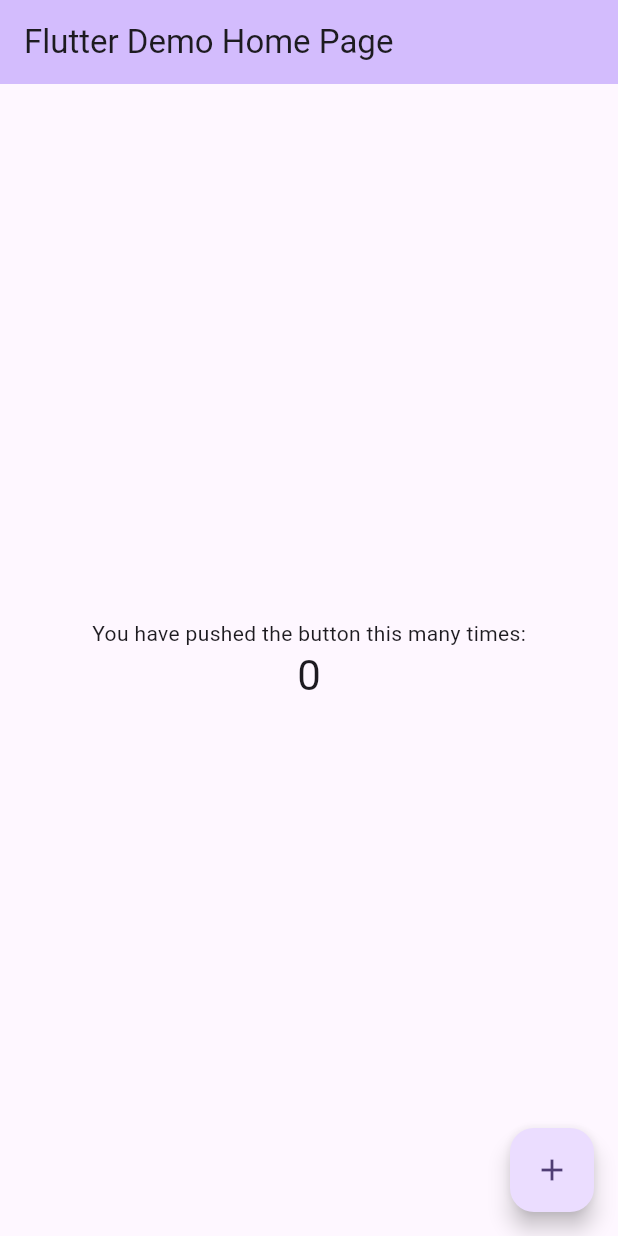
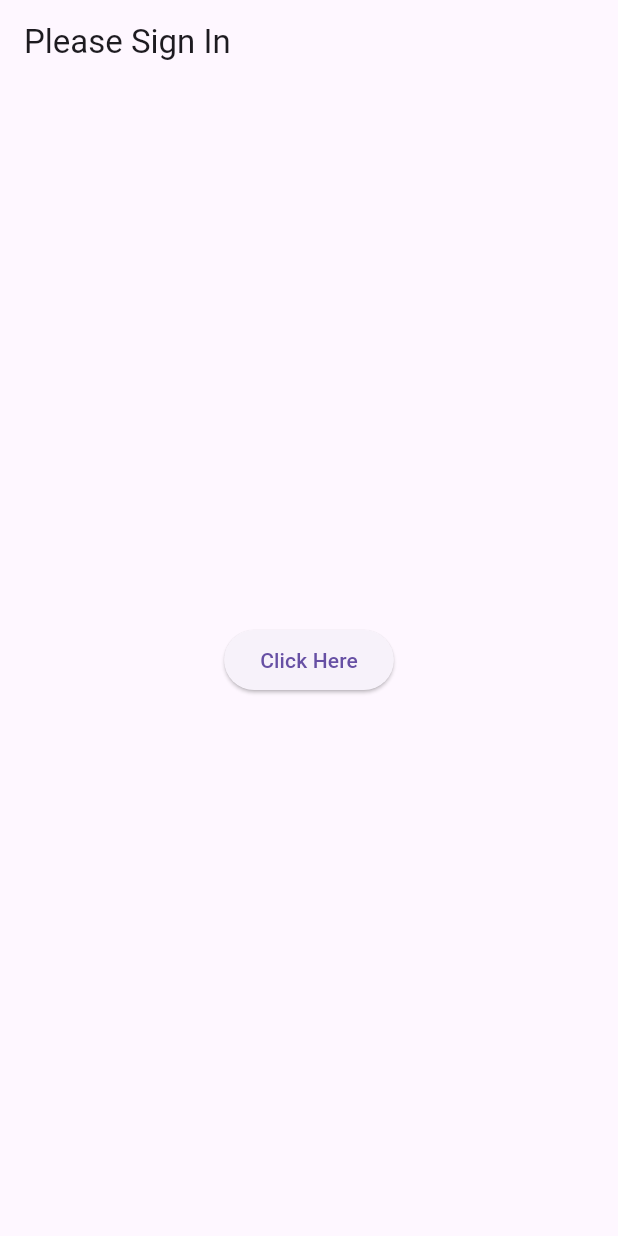
Before and after one commit to Temel00/project_workflow_app, a Flutter app: the screen it shows after launch, on a phone screen of 412 x 824 dp. Run offline on Flutter 3.47's test engine with Material 3 defaults, Android fonts, the light colour scheme and no system bars; our stand-ins replace firebase_auth, firebase_core, google_sign_in; accounts and stored records are empty.

Commit message:
Firebase Auth and Google SignIn, SignOut methods

```diff
--- a/lib/main.dart
+++ b/lib/main.dart
@@ -1,116 +1,117 @@
+import 'package:firebase_auth/firebase_auth.dart';
+import 'package:firebase_core/firebase_core.dart';
 import 'package:flutter/material.dart';
-import 'package:firebase_core/firebase_core.dart';
 import 'firebase_options.dart';
-import 'package:firebase_auth/firebase_auth.dart';
+import 'package:google_sign_in/google_sign_in.dart';
 
 Future<void> main() async {
   WidgetsFlutterBinding.ensureInitialized();
 
-  await Firebase.initializeApp(
-    options: DefaultFirebaseOptions.currentPlatform,
-  );
+  // Show loading screen
+  runApp(const MaterialApp(
+    home: Scaffold(
+      body: Center(child: CircularProgressIndicator()),
+    ),
+  ));
 
-  FirebaseAuth.instance.authStateChanges().listen((User? user) {
-    if (user == null) {
-      debugPrint('User is currently signed out!');
-    } else {
-      debugPrint('User is signed in!');
-    }
-  });
-  runApp(const MyApp());
+  // Initialize Firebase Core
+  var app = await Firebase.initializeApp(
+      options: DefaultFirebaseOptions.currentPlatform);
+
+  FirebaseAuth.instanceFor(app: app);
+
+  // Replace loading screen with actual app
+  runApp((const MyApp()));
+}
+
+Future<UserCredential> signInWithGoogle() async {
+  // Create a new provider
+  GoogleAuthProvider googleProvider = GoogleAuthProvider();
+
+  // Once signed in, return the UserCredential
+  return await FirebaseAuth.instance.signInWithPopup(googleProvider);
+
+  // Or use signInWithRedirect
+  // return await FirebaseAuth.instance.signInWithRedirect(googleProvider);
+}
+
+Future<void> signOut() async {
+  await FirebaseAuth.instance.signOut();
+
+  // Optionally, sign out of other providers
+  // await GoogleSignIn().signOut();
 }
 
 class MyApp extends StatelessWidget {
   const MyApp({super.key});
 
-  // This widget is the root of your application.
   @override
   Widget build(BuildContext context) {
     return MaterialApp(
       title: 'Flutter Demo',
       theme: ThemeData(
-        colorScheme: ColorScheme.fromSeed(seedColor: Colors.deepPurple),
-        useMaterial3: true,
+        primarySwatch: Colors.blue,
       ),
-      home: const MyHomePage(title: 'Flutter Demo Home Page'),
+      home: StreamBuilder<User?>(
+        stream: FirebaseAuth.instance.authStateChanges(),
+        builder: (context, snapshot) {
+          if (snapshot.hasData) {
+            // User is signed in, show Home Screen
+            return HomeScreen(displayName: snapshot.data!.displayName!);
+          } else {
+            // User is not signed in, show Login Screen
+            return LoginScreen();
+          }
+        },
+      ),
     );
   }
 }
 
-class MyHomePage extends StatefulWidget {
-  const MyHomePage({super.key, required this.title});
-  final String title;
-
-  @override
-  State<MyHomePage> createState() => _MyHomePageState();
-}
-
-class _MyHomePageState extends State<MyHomePage> {
-  int _counter = 0;
-
-  void _incrementCounter() {
-    setState(() {
-      // This call to setState tells the Flutter framework that something has
-      // changed in this State, which causes it to rerun the build method below
-      // so that the display can reflect the updated values. If we changed
-      // _counter without calling setState(), then the build method would not be
-      // called again, and so nothing would appear to happen.
-      _counter++;
-    });
-  }
+class HomeScreen extends StatelessWidget {
+  final String displayName;
+  const HomeScreen({super.key, required this.displayName});
 
   @override
   Widget build(BuildContext context) {
-    // This method is rerun every time setState is called, for instance as done
-    // by the _incrementCounter method above.
-    //
-    // The Flutter framework has been optimized to make rerunning build methods
-    // fast, so that you can just rebuild anything that needs updating rather
-    // than having to individually change instances of widgets.
     return Scaffold(
       appBar: AppBar(
-        // TRY THIS: Try changing the color here to a specific color (to
-        // Colors.amber, perhaps?) and trigger a hot reload to see the AppBar
-        // change color while the other colors stay the same.
-        backgroundColor: Theme.of(context).colorScheme.inversePrimary,
-        // Here we take the value from the MyHomePage object that was created by
-        // the App.build method, and use it to set our appbar title.
-        title: Text(widget.title),
+        title: const Text('Home Page'),
       ),
+      // body is the majority of the screen.
       body: Center(
-        // Center is a layout widget. It takes a single child and positions it
-        // in the middle of the parent.
-        child: Column(
-          // Column is also a layout widget. It takes a list of children and
-          // arranges them vertically. By default, it sizes itself to fit its
-          // children horizontally, and tries to be as tall as its parent.
-          //
-          // Column has various properties to control how it sizes itself and
-          // how it positions its children. Here we use mainAxisAlignment to
-          // center the children vertically; the main axis here is the vertical
-          // axis because Columns are vertical (the cross axis would be
-          // horizontal).
-          //
-          // TRY THIS: Invoke "debug painting" (choose the "Toggle Debug Paint"
-          // action in the IDE, or press "p" in the console), to see the
-          // wireframe for each widget.
-          mainAxisAlignment: MainAxisAlignment.center,
-          children: <Widget>[
-            const Text(
-              'You have pushed the button this many times:',
-            ),
-            Text(
-              '$_counter',
-              style: Theme.of(context).textTheme.headlineMedium,
-            ),
-          ],
-        ),
-      ),
-      floatingActionButton: FloatingActionButton(
-        onPressed: _incrementCounter,
-        tooltip: 'Increment',
-        child: const Icon(Icons.add),
-      ), // This trailing comma makes auto-formatting nicer for build methods.
+          child: Column(
+        children: [
+          Text("This is $displayName's home page"),
+          const SizedBox(
+            height: 20,
+          ),
+          const ElevatedButton(onPressed: signOut, child: Text("Sign Out")),
+        ],
+      )),
     );
   }
 }
+
+class LoginScreen extends StatelessWidget {
+  final googleSignIn = GoogleSignIn();
+
+  LoginScreen({super.key});
+
+  @override
+  Widget build(BuildContext context) {
+    return Scaffold(
+        appBar: AppBar(
+          title: const Text('Please Sign In'),
+        ),
+        // body is the majority of the screen.
+        body: Center(
+          child: ElevatedButton(
+            onPressed: () async {
+              await signInWithGoogle();
+            },
+            child: const Text("Click Here"),
+          ),
+        ));
+  }
+}
--- a/pubspec.yaml
+++ b/pubspec.yaml
@@ -36,6 +36,8 @@ dependencies:
   cupertino_icons: ^1.0.2
   firebase_core: ^2.24.2
   firebase_auth: ^4.15.2
+  google_sign_in: ^6.2.0
+  provider: ^6.1.1
 
 dev_dependencies:
   flutter_test:
```
Also changed, not shown: pubspec.lock, 1 other file.
